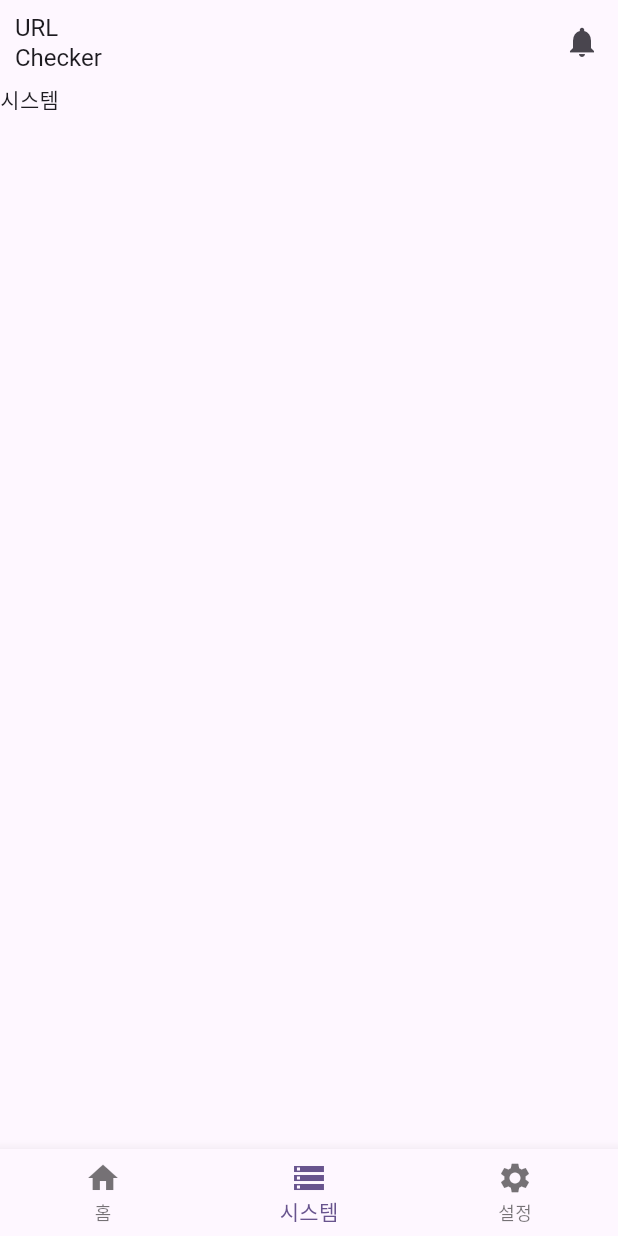
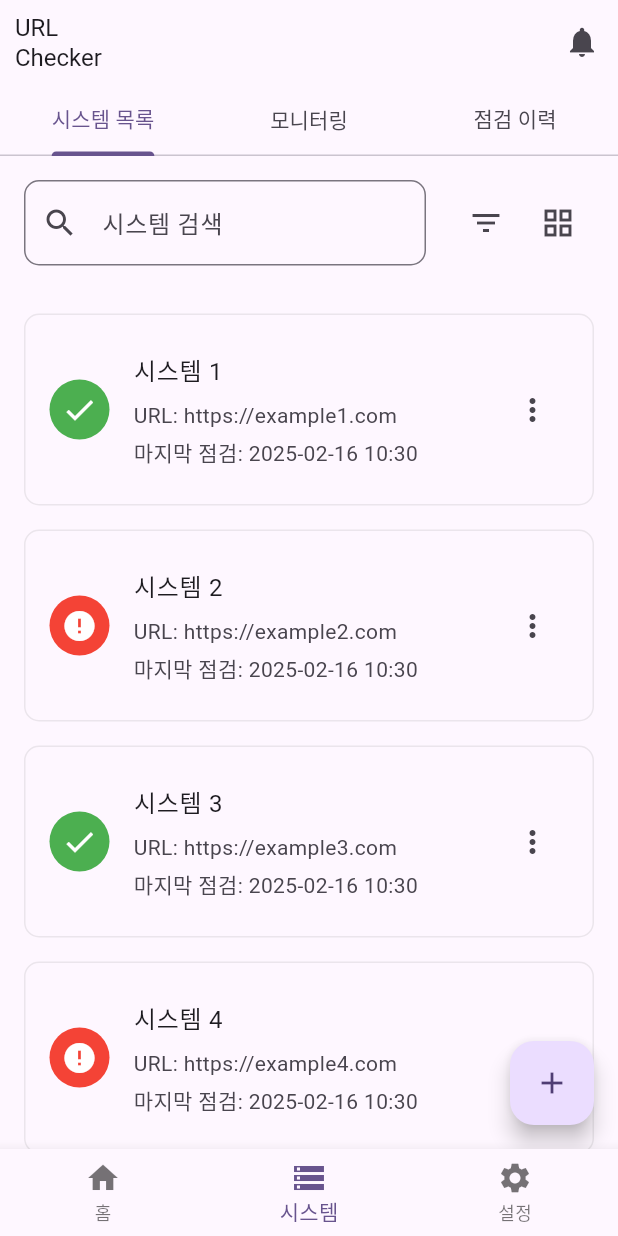
Before and after one commit to J1NWAN/url_check, a Flutter app: the screen it shows after launch, item 2 of the bottom bar chosen, on a phone screen of 412 x 824 dp. Run offline on Flutter 3.47's test engine with Material 3 defaults, Android fonts, the light colour scheme and no system bars; our stand-ins replace dropdown_button2, fl_chart, flutter_riverpod, go_router, google_fonts, riverpod_annotation and 1 more; generated files the repository leaves out were written again.

Commit message:
style: 시스템 화면 구성
- 시스템 화면은 탭바를 사용
- 시스템목록, 모니터링, 점검 이력의 탭으로 구분

```diff
--- a/lib/features/system/view/system_screen.dart
+++ b/lib/features/system/view/system_screen.dart
@@ -1,11 +1,42 @@
 import 'package:flutter/material.dart';
 import 'package:flutter_riverpod/flutter_riverpod.dart';
+import 'package:url_check/features/system/view/tab/system_list_tab.dart';
 
 class SystemScreen extends ConsumerWidget {
   const SystemScreen({super.key});
 
   @override
   Widget build(BuildContext context, WidgetRef ref) {
-    return const Text('시스템');
+    return DefaultTabController(
+      length: 3,
+      child: Scaffold(
+        body: const Column(
+          children: [
+            TabBar(
+              tabs: [
+                Tab(text: '시스템 목록'),
+                Tab(text: '모니터링'),
+                Tab(text: '점검 이력'),
+              ],
+            ),
+            Expanded(
+              child: TabBarView(
+                children: [
+                  SystemListTab(),
+                  Center(child: Text('모니터링 탭')), // 추후 구현
+                  Center(child: Text('점검 이력 탭')), // 추후 구현
+                ],
+              ),
+            ),
+          ],
+        ),
+        floatingActionButton: FloatingActionButton(
+          onPressed: () {
+            // TODO: 시스템 등록 다이얼로그 구현
+          },
+          child: const Icon(Icons.add),
+        ),
+      ),
+    );
   }
 }
--- /dev/null
+++ b/lib/features/system/view/tab/system_list_tab.dart
@@ -0,0 +1,110 @@
+import 'package:flutter/material.dart';
+import 'package:flutter_riverpod/flutter_riverpod.dart';
+import 'package:url_check/core/theme/theme_view_model.dart';
+
+class SystemListTab extends ConsumerWidget {
+  const SystemListTab({super.key});
+
+  @override
+  Widget build(BuildContext context, WidgetRef ref) {
+    return Column(
+      children: [
+        // 검색 및 필터 영역
+        Padding(
+          padding: const EdgeInsets.all(16.0),
+          child: Row(
+            children: [
+              // 검색 필드
+              Expanded(
+                child: TextField(
+                  decoration: InputDecoration(
+                    hintText: '시스템 검색',
+                    prefixIcon: const Icon(Icons.search),
+                    border: OutlineInputBorder(
+                      borderRadius: BorderRadius.circular(10),
+                    ),
+                  ),
+                ),
+              ),
+              const SizedBox(width: 16),
+              // 정렬 필터 버튼
+              IconButton(
+                onPressed: () {},
+                icon: const Icon(Icons.filter_list),
+              ),
+              // 보기 방식 전환 버튼 (리스트/그리드)
+              IconButton(
+                onPressed: () {},
+                icon: const Icon(Icons.grid_view),
+              ),
+            ],
+          ),
+        ),
+        // 시스템 목록
+        Expanded(
+          child: ListView.separated(
+            padding: const EdgeInsets.all(16),
+            itemCount: 10, // 임시 데이터
+            separatorBuilder: (context, index) => const SizedBox(height: 16),
+            itemBuilder: (context, index) {
+              return Container(
+                decoration: BoxDecoration(
+                  color: ref.watch(themeViewModelProvider).themeData.colorScheme.surface,
+                  borderRadius: BorderRadius.circular(10),
+                  border: Border.all(color: Colors.grey.withOpacity(0.2)),
+                ),
+                child: ListTile(
+                  contentPadding: const EdgeInsets.all(16),
+                  leading: CircleAvatar(
+                    backgroundColor: index % 2 == 0 ? Colors.green : Colors.red,
+                    child: Icon(
+                      index % 2 == 0 ? Icons.check : Icons.error,
+                      color: Colors.white,
+                    ),
+                  ),
+                  title: Text('시스템 ${index + 1}'),
+                  subtitle: Column(
+                    crossAxisAlignment: CrossAxisAlignment.start,
+                    children: [
+                      const SizedBox(height: 8),
+                      Text('URL: https://example${index + 1}.com'),
+                      const SizedBox(height: 4),
+                      Text('마지막 점검: ${DateTime.now().toString().substring(0, 16)}'),
+                    ],
+                  ),
+                  trailing: PopupMenuButton(
+                    itemBuilder: (context) => [
+                      const PopupMenuItem(
+                        value: 'edit',
+                        child: Row(
+                          children: [
+                            Icon(Icons.edit),
+                            SizedBox(width: 8),
+                            Text('수정'),
+                          ],
+                        ),
+                      ),
+                      const PopupMenuItem(
+                        value: 'delete',
+                        child: Row(
+                          children: [
+                            Icon(Icons.delete),
+                            SizedBox(width: 8),
+                            Text('삭제'),
+                          ],
+                        ),
+                      ),
+                    ],
+                    onSelected: (value) {
+                      // 메뉴 선택 처리
+                    },
+                  ),
+                ),
+              );
+            },
+          ),
+        ),
+      ],
+    );
+  }
+}
```
